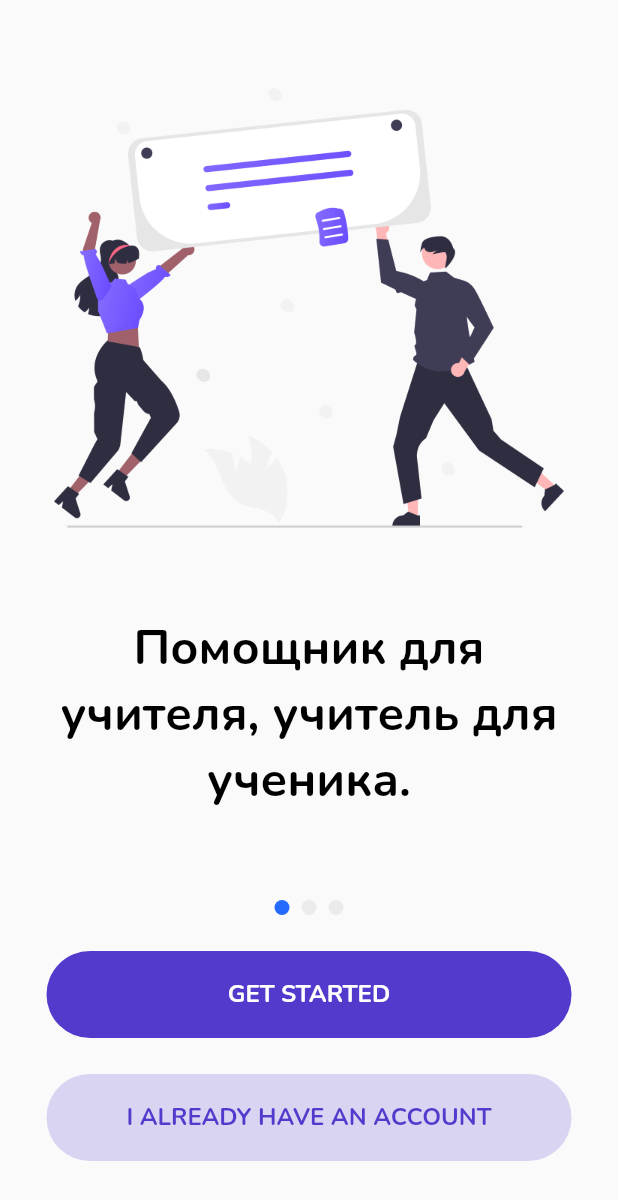
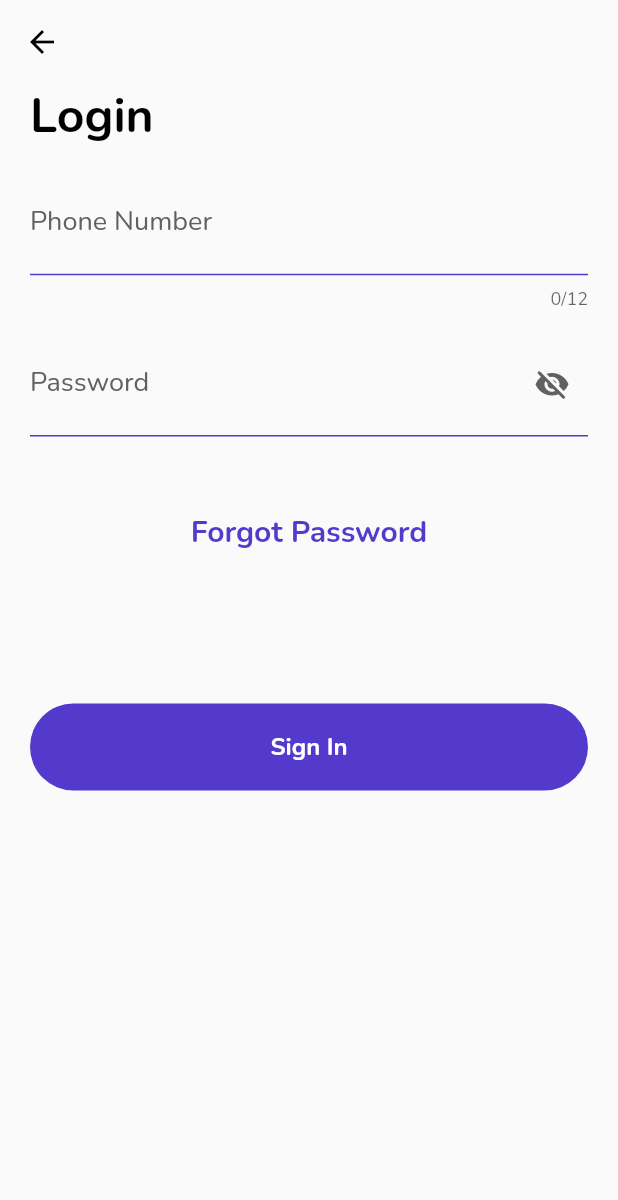
Before and after one commit to devSaman/kidsEduTeacher, a Flutter app: the screen it shows after launch, after a tap on "I ALREADY HAVE AN ACCOUNT", on a phone screen of 412 x 824 dp. Shown: the top 1200 px of the screen. Run offline on Flutter 3.47's test engine with Material 2 defaults, Android fonts, the phone set to English and light mode, and no system bars; drawn by our look-alikes of smooth_page_indicator; our stand-ins replace bloc, dropdown_button2, easy_localization, equatable, flutter_bloc, flutter_svg and 6 more.

Commit message:
login fixed

```diff
--- a/assets/translations/en.json
+++ b/assets/translations/en.json
@@ -45,11 +45,15 @@
     "confirm":"Confirm",
     "successful":"Successful!",
     "wait":"Please wait a moment, we are preparing for you...",
-    "hint_date":"dd/mm/yyyy",
+    "hint_date":"mm/dd/yyyy",
     "fill_name":"Fill Name Input",
     "fill_dtf":"Please enter correctly date of your birth",
     "fill_number":"Please enter correctly your number",
     "password_fill":"Please enter password/re-password",
     "not_match_password":"Your password and re-password not match!",
-    "please_fill_verification":"Please fill verification"
+    "please_fill_verification":"Please fill verification",
+    "login":"Login",
+    "forgot_password":"Forgot Password",
+    "forgot_password_definition":"Enter your email address to get an OTP code to reset your password.",
+    "sign_in":"Sign In"
 }
--- a/assets/translations/uz.json
+++ b/assets/translations/uz.json
@@ -44,11 +44,15 @@
     "confirm":"Tasdiqlang",
     "successful":"Muvaffaqiyatli!",
     "wait":"Iltimos, biroz kuting, biz siz uchun tayyorlanyapmiz...",
-    "hint_date":"kk/oo/yyyy",
+    "hint_date":"oo/kk/yyyy",
     "fill_name":"Ismingizni kiriting",
     "fill_dtf":"Iltimos, tug'ilgan kuningizni to'g'ri kiriting",
     "fill_number":"Iltimos, raqamingizni to'g'ri kiriting",
     "password_fill":"Iltimos, parolni/takroriy parolni kiriting",
     "not_match_password":"Sizning parolingiz va takroriy parolingiz mos kelmadi!",
-    "please_fill_verification":"Iltimos, tasdiqlash kodini toʻldiring"
+    "please_fill_verification":"Iltimos, tasdiqlash kodini toʻldiring",
+    "login":"Kirish",
+    "forgot_password":"Parolni unutdingizmi",
+    "forgot_password_definition":"Parolingizni tiklash uchun OTP kodini olish uchun telefon raqamingizni kiriting.",
+    "sign_in":"Kirish"
 }
--- a/lib/constants/routes.dart
+++ b/lib/constants/routes.dart
@@ -1,8 +1,10 @@
 import 'package:flutter/material.dart';
 import 'package:flutter_bloc/flutter_bloc.dart';
 import 'package:kids_edu_teacher/view/auth/logic/create_account_bloc/create_account_bloc.dart';
+import 'package:kids_edu_teacher/view/auth/logic/login_bloc/login_bloc.dart';
 import 'package:kids_edu_teacher/view/auth/logic/verification_bloc/verification_bloc.dart';
 import 'package:kids_edu_teacher/view/auth/screens/create_account_page.dart';
+import 'package:kids_edu_teacher/view/auth/screens/login_page.dart';
 import 'package:kids_edu_teacher/view/auth/screens/verification_page.dart';
 
 import 'package:kids_edu_teacher/view/home/screens/home_page.dart';
@@ -65,6 +67,12 @@ abstract class Routes {
                     phoneNumber: phoneNumber,
                   ),
                 ));
+      case LoginPage.routeName:
+        return MaterialPageRoute(
+            builder: (_) => BlocProvider(
+                  create: (context) => LoginBloc(),
+                  child: const LoginPage(),
+                ));
       default:
         return MaterialPageRoute(builder: (_) => const HomePage());
     }
--- a/lib/constants/text_styles.dart
+++ b/lib/constants/text_styles.dart
@@ -28,6 +28,12 @@ abstract class TextStyles {
 
   static const s700r20Black = TextStyle(
     color: Pallate.blackColor,
+    fontSize: 20,
+    fontWeight: FontWeight.w700,
+  );
+
+   static const s700r20Main = TextStyle(
+    color: Pallate.mainColor,
     fontSize: 20,
     fontWeight: FontWeight.w700,
   );
--- /dev/null
+++ b/lib/view/auth/logic/login_bloc/login_bloc.dart
@@ -0,0 +1,24 @@
+import 'package:bloc/bloc.dart';
+import 'package:equatable/equatable.dart';
+import 'package:kids_edu_teacher/data/models/auth_models/create_account_model.dart';
+import 'package:kids_edu_teacher/data/models/common_models/error_model.dart';
+import 'package:kids_edu_teacher/data/repositories/main_repository.dart';
+
+part 'login_event.dart';
+part 'login_state.dart';
+
+class LoginBloc extends Bloc<LoginEvent, LoginState> {
+  LoginBloc() : super(LoginInitial()) {
+    on<LoginDataEvent>(login);
+  }
+
+  Future<void> login(LoginDataEvent event, Emitter<LoginState> emit) async {
+    emit(LoginInitial());
+    final response = await MainRepository.login(event.phone, event.psw);
+    if (response is CretaedAccountModel) {
+      emit(LoginSuccess(loginData: response));
+    } else if (response is ErrorModel) {
+      emit(LoginFail(errorData: response));
+    }
+  }
+}
--- /dev/null
+++ b/lib/view/auth/logic/login_bloc/login_event.dart
@@ -0,0 +1,15 @@
+part of 'login_bloc.dart';
+
+abstract class LoginEvent extends Equatable {
+  const LoginEvent();
+
+  @override
+  List<Object> get props => [];
+}
+
+class LoginDataEvent extends LoginEvent {
+  final String phone;
+  final String psw;
+
+  const LoginDataEvent({required this.phone, required this.psw});
+}
--- /dev/null
+++ b/lib/view/auth/logic/login_bloc/login_state.dart
@@ -0,0 +1,22 @@
+part of 'login_bloc.dart';
+
+abstract class LoginState extends Equatable {
+  const LoginState();
+
+  @override
+  List<Object> get props => [];
+}
+
+class LoginInitial extends LoginState {}
+
+class LoginFail extends LoginState {
+  final ErrorModel errorData;
+
+  const LoginFail({required this.errorData});
+}
+
+class LoginSuccess extends LoginState {
+  final CretaedAccountModel loginData;
+
+  const LoginSuccess({required this.loginData});
+}
--- /dev/null
+++ b/lib/view/auth/screens/login_page.dart
@@ -0,0 +1,168 @@
+import 'package:easy_localization/easy_localization.dart';
+import 'package:flutter/material.dart';
+import 'package:flutter/services.dart';
+import 'package:flutter_bloc/flutter_bloc.dart';
+import 'package:fluttertoast/fluttertoast.dart';
+import 'package:kids_edu_teacher/constants/colors.dart';
+import 'package:kids_edu_teacher/constants/text_styles.dart';
+import 'package:kids_edu_teacher/view/auth/logic/login_bloc/login_bloc.dart';
+import 'package:kids_edu_teacher/view/auth/widgets/custom_button.dart';
+import 'package:kids_edu_teacher/view/auth/widgets/input_widget.dart';
+import 'package:kids_edu_teacher/view/main_app/main_app.dart';
+import 'package:mask_text_input_formatter/mask_text_input_formatter.dart';
+
+class LoginPage extends StatefulWidget {
+  static const routeName = '/loginPage';
+
+  const LoginPage({super.key});
+
+  @override
+  State<LoginPage> createState() => _LoginPageState();
+}
+
+class _LoginPageState extends State<LoginPage> {
+  var phoneFormatter = MaskTextInputFormatter(
+      mask: '##-###-##-##',
+      filter: {"#": RegExp(r'[0-9]')},
+      type: MaskAutoCompletionType.lazy);
+
+  TextEditingController phoneController = TextEditingController();
+  TextEditingController passwordControoller = TextEditingController();
+  bool _isVisible1 = false;
+
+  @override
+  Widget build(BuildContext context) {
+    return Scaffold(
+      appBar: AppBar(
+        backgroundColor: Colors.transparent,
+        elevation: 0,
+        iconTheme: const IconThemeData(color: Pallate.blackColor),
+      ),
+      body: Padding(
+        padding: const EdgeInsets.symmetric(horizontal: 20),
+        child: CustomScrollView(
+          slivers: [
+            SliverToBoxAdapter(
+              child: Text(
+                tr('login'),
+                style: TextStyles.s700r32Black,
+              ),
+            ),
+            SliverToBoxAdapter(
+              child: Padding(
+                padding: const EdgeInsets.only(top: 15),
+                child: InputWidget(
+                  maxLength: 12,
+                  inputFormatter: [
+                    FilteringTextInputFormatter.digitsOnly,
+                    phoneFormatter
+                  ],
+                  inputType: TextInputType.number,
+                  prefixIcon: const Text(
+                    "+998 ",
+                    style: TextStyles.s700r20Black,
+                  ),
+                  controller: phoneController,
+                  label: tr('phone_number'),
+                ),
+              ),
+            ),
+            SliverToBoxAdapter(
+              child: Padding(
+                padding: const EdgeInsets.only(top: 15),
+                child: InputWidget(
+                  suffixIcon: InkWell(
+                      onTap: () {
+                        setState(() {
+                          _isVisible1 = !_isVisible1;
+                        });
+                      },
+                      child: _isVisible1
+                          ? const Icon(
+                              Icons.remove_red_eye,
+                              color: Pallate.darkGreyColor,
+                            )
+                          : const Icon(
+                              Icons.visibility_off_rounded,
+                              color: Pallate.darkGreyColor,
+                            )),
+                  isVisible: _isVisible1,
+                  controller: passwordControoller,
+                  label: tr('password'),
+                ),
+              ),
+            ),
+            SliverToBoxAdapter(
+              child: Padding(
+                padding: const EdgeInsets.only(top: 40, bottom: 40),
+                child: TextButton(
+                  onPressed: () {},
+                  child: Text(
+                    tr('forgot_password'),
+                    style: TextStyles.s700r20Main,
+                  ),
+                ),
+              ),
+            ),
+            SliverToBoxAdapter(
+              child: Padding(
+                padding: const EdgeInsets.only(top: 50),
+                child: BlocConsumer<LoginBloc, LoginState>(
+                  listener: (context, state) {
+                    if (state is LoginSuccess) {
+                      Navigator.pushNamedAndRemoveUntil(
+                          context, MainAppScreen.routeName, (route) => false,
+                          arguments: phoneController.text);
+                    } else if (state is LoginFail) {
+                      Fluttertoast.showToast(
+                          msg: state.errorData.message.toString(),
+                          toastLength: Toast.LENGTH_LONG,
+                          gravity: ToastGravity.TOP,
+                          timeInSecForIosWeb: 1,
+                          backgroundColor: Pallate.mainColor,
+                          textColor: Colors.white,
+                          fontSize: 16.0);
+                    }
+                  },
+                  builder: (context, state) {
+                    return CustomButton(
+                      onTap: () {
+                        if (passwordControoller.text.isEmpty) {
+                          Fluttertoast.showToast(
+                              msg: tr('password_fill'),
+                              toastLength: Toast.LENGTH_LONG,
+                              gravity: ToastGravity.TOP,
+                              timeInSecForIosWeb: 1,
+                              backgroundColor: Pallate.mainColor,
+                              textColor: Colors.white,
+                              fontSize: 16.0);
+                        } else if (phoneController.text.isEmpty) {
+                          Fluttertoast.showToast(
+                              msg: tr('fill_number'),
+                              toastLength: Toast.LENGTH_LONG,
+                              gravity: ToastGravity.TOP,
+                              timeInSecForIosWeb: 1,
+                              backgroundColor: Pallate.mainColor,
+                              textColor: Colors.white,
+                              fontSize: 16.0);
+                        } else {
+                          context.read<LoginBloc>().add(LoginDataEvent(
+                              phone: phoneController.text,
+                              psw: passwordControoller.text));
+                        }
+                      },
+                      text: tr("sign_in"),
+                      color: Pallate.mainColor,
+                      width: 350,
+                      height: 58,
+                    );
+                  },
+                ),
+              ),
+            ),
+          ],
+        ),
+      ),
+    );
+  }
+}
--- a/lib/view/main_app/info_page.dart
+++ b/lib/view/main_app/info_page.dart
@@ -3,6 +3,7 @@ import 'package:flutter/material.dart';
 import 'package:kids_edu_teacher/constants/colors.dart';
 import 'package:kids_edu_teacher/constants/text_styles.dart';
 import 'package:kids_edu_teacher/view/auth/screens/create_account_page.dart';
+import 'package:kids_edu_teacher/view/auth/screens/login_page.dart';
 import 'package:kids_edu_teacher/view/auth/widgets/custom_button.dart';
 import 'package:smooth_page_indicator/smooth_page_indicator.dart';
 
@@ -108,7 +109,10 @@ class _InfoScreenState extends State<InfoScreen> {
               ),
               const SizedBox(height: 24),
               CustomButton(
-                onTap: (){},
+                onTap: (){
+                  Navigator.pushNamed(context, LoginPage.routeName);
+
+                },
                 text: tr('have_account'),
                 color: Pallate.mainColor.withOpacity(.2),
                 width: 350,
```
Also changed, not shown: assets/translations/ru.json (+6 -2 lines), lib/data/repositories/main_repository.dart (+25 -0 lines).
